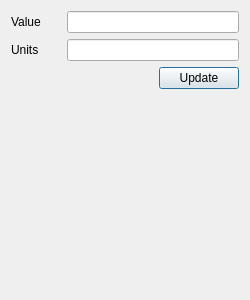
Qt form trunk/daetools-package/daetools/dae_simulator/editor_quantity.ui (v1kko/daetools) before a commit.
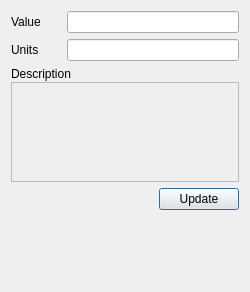
The same form after that commit.

Diff of the .ui file:
```diff
--- a/trunk/daetools-package/daetools/dae_simulator/editor_quantity.ui
+++ b/trunk/daetools-package/daetools/dae_simulator/editor_quantity.ui
@@ -7,7 +7,7 @@
     <x>0</x>
     <y>0</y>
     <width>250</width>
-    <height>300</height>
+    <height>292</height>
    </rect>
   </property>
   <property name="sizePolicy">
@@ -116,6 +116,67 @@
      </item>
     </layout>
    </item>
+   <item>
+    <layout class="QHBoxLayout" name="horizontalLayout_4">
+     <item>
+      <layout class="QVBoxLayout" name="verticalLayout_2">
+       <property name="spacing">
+        <number>1</number>
+       </property>
+       <item>
+        <widget class="QLabel" name="label_3">
+         <property name="minimumSize">
+          <size>
+           <width>80</width>
+           <height>0</height>
+          </size>
+         </property>
+         <property name="text">
+          <string>Description</string>
+         </property>
+        </widget>
+       </item>
+       <item>
+        <widget class="QTextEdit" name="descriptionEdit">
+         <property name="enabled">
+          <bool>false</bool>
+         </property>
+         <property name="sizePolicy">
+          <sizepolicy hsizetype="Expanding" vsizetype="Fixed">
+           <horstretch>0</horstretch>
+           <verstretch>0</verstretch>
+          </sizepolicy>
+         </property>
+         <property name="minimumSize">
+          <size>
+           <width>100</width>
+           <height>50</height>
+          </size>
+         </property>
+         <property name="maximumSize">
+          <size>
+           <width>16777215</width>
+           <height>100</height>
+          </size>
+         </property>
+         <property name="toolTip">
+          <string>&lt;html&gt;&lt;head/&gt;&lt;body&gt;&lt;p&gt;Description of the object.&lt;/p&gt;&lt;/body&gt;&lt;/html&gt;</string>
+         </property>
+         <property name="frameShape">
+          <enum>QFrame::StyledPanel</enum>
+         </property>
+         <property name="readOnly">
+          <bool>false</bool>
+         </property>
+         <property name="textInteractionFlags">
+          <set>Qt::TextEditorInteraction</set>
+         </property>
+        </widget>
+       </item>
+      </layout>
+     </item>
+    </layout>
+   </item>
    <item>
     <layout class="QHBoxLayout" name="horizontalLayout_2">
      <item>
@@ -157,7 +218,7 @@
      <property name="sizeHint" stdset="0">
       <size>
        <width>20</width>
-       <height>40</height>
+       <height>10</height>
       </size>
      </property>
     </spacer>
```
